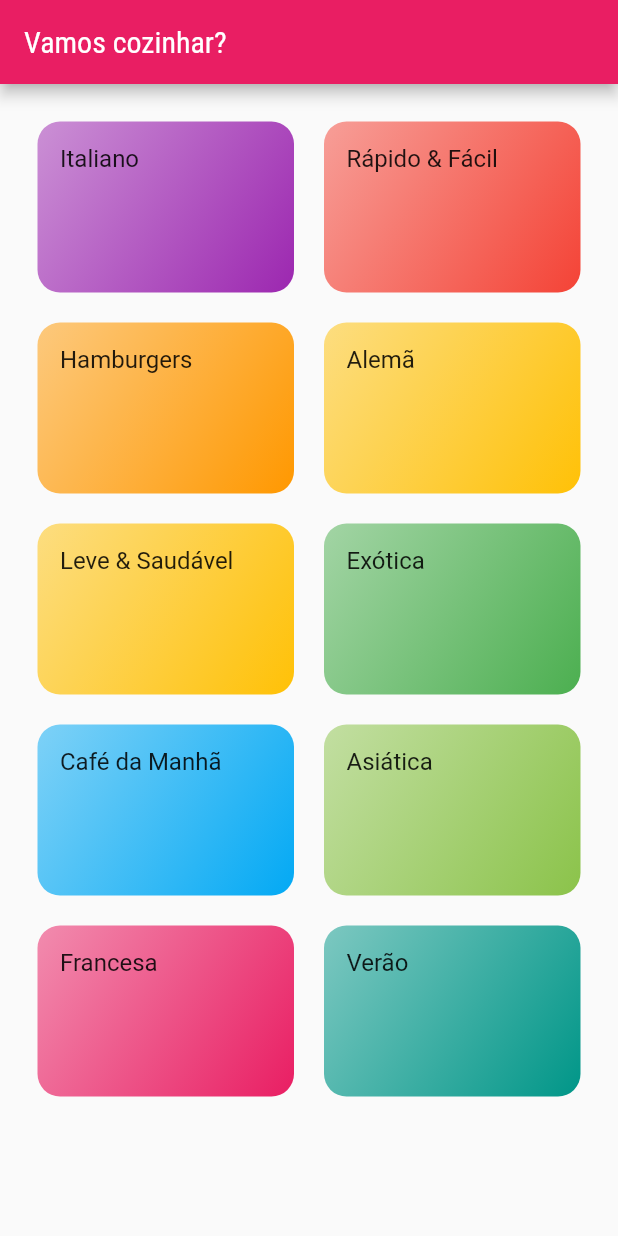
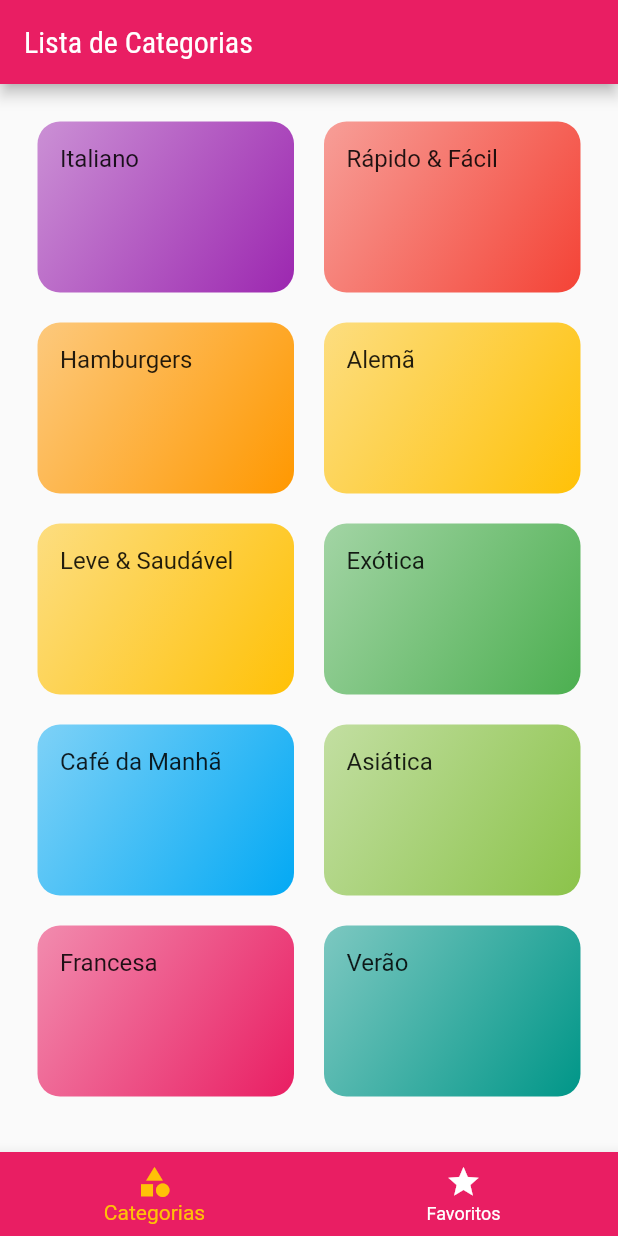
Before and after one commit to tizoic/flutter-meals, a Flutter app: the screen it shows after launch, on a phone screen of 412 x 824 dp. Run offline on Flutter 3.47's test engine with Material 2 defaults, Android fonts, the phone set to English and light mode, and no system bars.

Commit message:
include tabs screen

```diff
--- a/meals/lib/main.dart
+++ b/meals/lib/main.dart
@@ -2,6 +2,7 @@ import 'package:flutter/material.dart';
 import 'package:meals/screens/categories_meals_screen.dart';
 import 'package:meals/screens/categories_screen.dart';
 import 'package:meals/screens/meal_detail_screen.dart';
+import 'package:meals/screens/tabs_screen.dart';
 import 'package:meals/utils/app_routes.dart';
 
 void main() => runApp(MyApp());
@@ -30,7 +31,7 @@ class MyApp extends StatelessWidget {
             ),
           )),
       routes: {
-        AppRoutes.HOME: (ctx) => CategoriesScreen(),
+        AppRoutes.HOME: (ctx) => TabsScreen(),
         AppRoutes.CATEGORIES_MEALS: (ctx) => CategoriesMealsScreen(),
         AppRoutes.MEALS_DETAIL: (ctx) => MealDetailScreen(),
       },
--- a/meals/lib/screens/categories_screen.dart
+++ b/meals/lib/screens/categories_screen.dart
@@ -9,11 +9,7 @@ class CategoriesScreen extends StatelessWidget {
 
   @override
   Widget build(BuildContext context) {
-    return Scaffold(
-      appBar: AppBar(
-        title: Text('Vamos cozinhar?'),
-      ),
-      body: GridView(
+    return GridView(
         padding: const EdgeInsets.all(25),
         gridDelegate: SliverGridDelegateWithMaxCrossAxisExtent(
           maxCrossAxisExtent: 200,
@@ -23,7 +19,6 @@ class CategoriesScreen extends StatelessWidget {
         ),
         children: DUMMY_CATEGORIES
             .map((cat) => CategoryItem(category: cat))
-              .toList()),
-    );
+            .toList());
   }
 }
--- /dev/null
+++ b/meals/lib/screens/favorite_screen.dart
@@ -0,0 +1,14 @@
+import 'package:flutter/material.dart';
+import 'package:flutter/src/foundation/key.dart';
+import 'package:flutter/src/widgets/framework.dart';
+
+class FavoriteScreen extends StatelessWidget {
+  const FavoriteScreen({Key? key}) : super(key: key);
+
+  @override
+  Widget build(BuildContext context) {
+    return Center(
+      child: Text('Minhas Refeições Favoritas!'),
+    );
+  }
+}
--- /dev/null
+++ b/meals/lib/screens/tabs_screen.dart
@@ -0,0 +1,57 @@
+import 'package:flutter/material.dart';
+import 'package:meals/screens/categories_screen.dart';
+import 'package:meals/screens/favorite_screen.dart';
+
+class TabsScreen extends StatefulWidget {
+  const TabsScreen({Key? key}) : super(key: key);
+
+  @override
+  State<TabsScreen> createState() => _TabsScreenState();
+}
+
+class _TabsScreenState extends State<TabsScreen> {
+  int _selectedScreenIndex = 0;
+
+  final List<Widget> _screens = [
+    CategoriesScreen(),
+    FavoriteScreen(),
+  ];
+
+  final List<String> titles = [
+    'Lista de Categorias',
+    'Meus Favoritos'
+  ];
+
+  _selectScreen(int index) {
+    setState(() {
+      _selectedScreenIndex = index;
+    });
+  }
+
+  @override
+  Widget build(BuildContext context) {
+    return Scaffold(
+      appBar: AppBar(
+        title: Text(titles[_selectedScreenIndex]),
+      ),
+      body: _screens[_selectedScreenIndex],
+      bottomNavigationBar: BottomNavigationBar(
+        backgroundColor: Theme.of(context).colorScheme.primary,
+        onTap: _selectScreen,
+        unselectedItemColor: Colors.white,
+        selectedItemColor: Theme.of(context).colorScheme.secondary,
+        currentIndex: _selectedScreenIndex,
+        items: [
+          BottomNavigationBarItem(
+            icon: Icon(Icons.category),
+            label: 'Categorias',
+          ),
+          BottomNavigationBarItem(
+            icon: Icon(Icons.star),
+            label: 'Favoritos',
+          ),
+        ],
+      ),
+    );
+  }
+}
```
Lines whose indentation alone changed are shown as unchanged.
